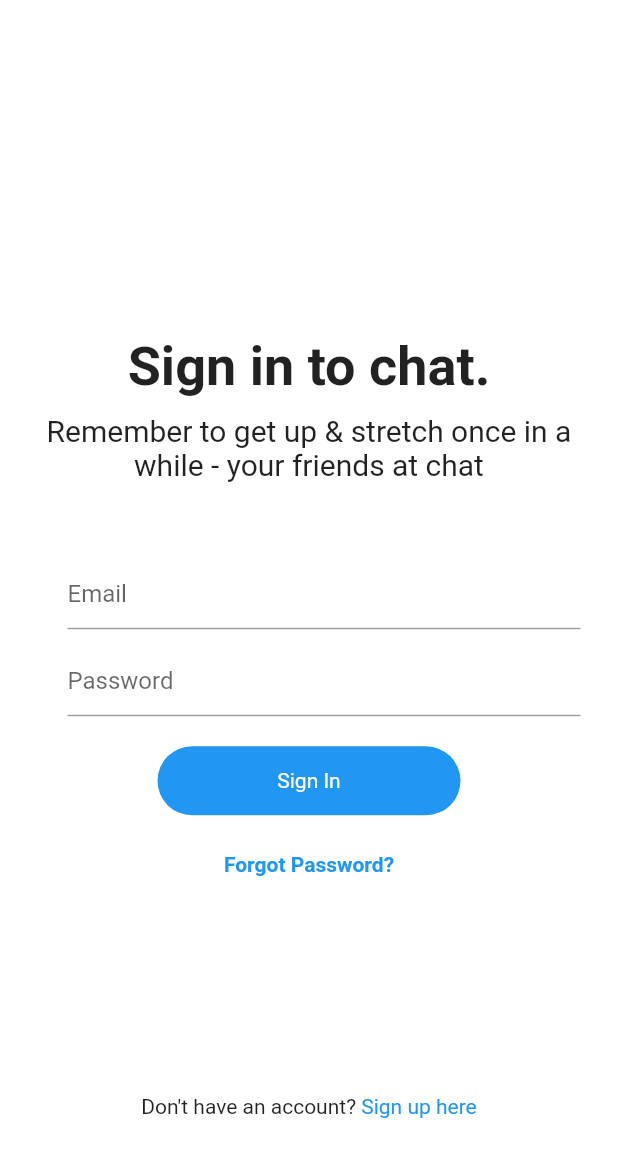
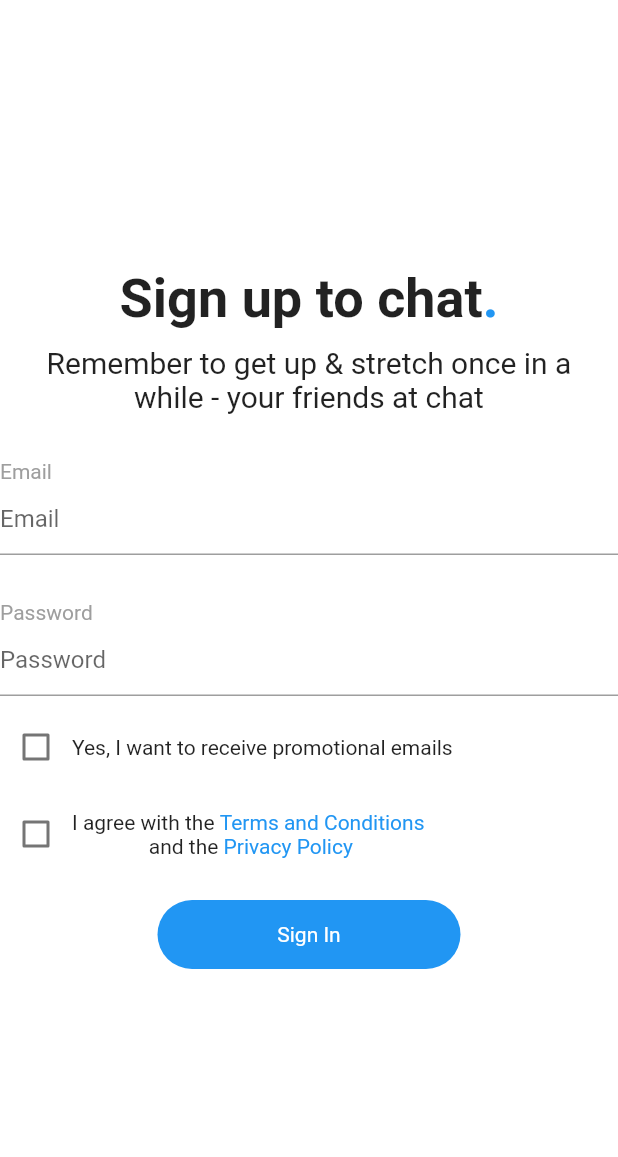
Before and after one commit to Tomlee-abila/Flutter-project-one, a Flutter app: the screen it shows after launch, on a phone screen of 412 x 824 dp. Shown: the top 1157 px of the screen. Run offline on Flutter 3.47's test engine with Material 2 defaults, Android fonts, the phone set to English and light mode, and no system bars.

Commit message:
Sign up page

```diff
--- a/lib/main.dart
+++ b/lib/main.dart
@@ -29,6 +29,7 @@ class LoginPage extends StatefulWidget{
 }
 
 class _LoginPageState extends State<LoginPage> {
+  bool isChecked = false;
   @override
   Widget build(BuildContext context) {
     return Scaffold(
@@ -40,21 +41,32 @@ class _LoginPageState extends State<LoginPage> {
               mainAxisAlignment: MainAxisAlignment.center,
               children: [
 
-                // //Android Icon
-                // Icon(
-                //   Icons.android,
-                //   // size: 100,
-                // ),
-
-
-                //Sign in to chat
-                SizedBox(height: 145),
+              //Sign up chat.
+                Padding(
+                  padding: const EdgeInsets.all(0.0),
+                  child: Row(
+                    mainAxisAlignment: MainAxisAlignment.center,
+                    children: [
                       Text(
-                  'Sign in to chat.',
+                        'Sign up to chat',
                         style: TextStyle(
                           // fontFamily: 'BebasNeue',
                           fontWeight: FontWeight.bold,
                           fontSize: 36,
+                        ),
+                      ),
+
+                    //.
+                      Text(
+                        '.',
+                        style: TextStyle(
+                          // fontFamily: 'BebasNeue',
+                          color: Colors.blue,
+                          fontWeight: FontWeight.bold,
+                          fontSize: 36,
+                        ),
+                      ),
+                    ],
                   ),
                 ),
 
@@ -74,12 +86,35 @@ class _LoginPageState extends State<LoginPage> {
                   ),
                 ),
 
-                //email textfield
-                SizedBox(height: 50),
+              //Email text
+                SizedBox(height: 30),
                 Padding(
-                  padding: const EdgeInsets.symmetric(horizontal: 25.0),
-                  child: Padding(
-                    padding: const EdgeInsets.only(left: 20.0),
+                  padding: const EdgeInsets.symmetric(horizontal: 0.0),
+                  child: Container(
+                    // padding: EdgeInsets.all(15),
+                    decoration: BoxDecoration(
+                      // color: Colors.blue,
+                    ),
+                    child: Align(
+                      alignment: Alignment.centerLeft,
+                        child: Text(
+                          'Email',
+                          style: TextStyle(
+                            color: Colors.grey,
+                            // fontWeight: FontWeight.bold,
+                            // fontSize: 20,
+                          ),
+                        )
+                    ),
+                  ),
+                ),
+
+              //Email textfield
+
+                Padding(
+                  padding: const EdgeInsets.symmetric(horizontal: 0.0),
+                  child: Align(
+                    alignment: Alignment.centerLeft,
                     child: TextField(
                       decoration: InputDecoration(
                         // border: InputBorder.none,
@@ -89,13 +124,33 @@ class _LoginPageState extends State<LoginPage> {
                   ),
                 ),
 
+              //password text
+                SizedBox(height: 30),
+                Padding(
+                  padding: const EdgeInsets.symmetric(horizontal: 0.0),
+                  child: Container(
+                    // padding: EdgeInsets.all(15),
+                    decoration: BoxDecoration(
+                      // color: Colors.blue,
+                    ),
+                    child: Align(
+                        alignment: Alignment.centerLeft,
+                        child: Text(
+                          'Password',
+                          style: TextStyle(
+                            color: Colors.grey,
+                            // fontWeight: FontWeight.bold,
+                            // fontSize: 20,
+                          ),
+                        )
+                    ),
+                  ),
+                ),
 
-                //Password textfield
-                SizedBox(height: 10),
+
+              //password textfield
                 Padding(
-                  padding: const EdgeInsets.symmetric(horizontal: 25.0),
-                  child: Padding(
-                    padding: const EdgeInsets.only(left: 20.0),
+                  padding: const EdgeInsets.symmetric(horizontal: 0.0),
                   child: TextField(
                     obscureText: true, //for making text values not appear
                     decoration: InputDecoration(
@@ -104,9 +159,103 @@ class _LoginPageState extends State<LoginPage> {
                     ),
                   ),
                 ),
+
+              //checkbox 1 & checkbox 1 text
+                SizedBox(height: 10),
+                Padding(
+                  padding: const EdgeInsets.symmetric(horizontal: 0.0),
+                  child: Row(
+                    // mainAxisAlignment: MainAxisAlignment.center,
+                    children: [
+                      Checkbox(
+                        value: isChecked,
+                        onChanged: (value) {
+                          setState(() {
+                            isChecked = value!;
+                          });
+                        },
+                      ),
+                      Text(
+                        "Yes, I want to receive promotional emails ",
+                        style: TextStyle(
+                          // fontWeight: FontWeight.bold,
+                        ),
                       ),
 
-                //sign in button
+                    ],
+                  ),
+                ),
+
+
+              //checkbox 2 & checkbox 2 text
+              //   padding: const EdgeInsets.symmetric(horizontal: 0.0),
+                SizedBox(height: 10),
+                Row(
+                  children: [
+                    Checkbox(
+                      value: isChecked,
+                      onChanged: (value) {
+                        setState(() {
+                          isChecked = value!;
+                        });
+                      },
+                    ),
+                    Column(
+                      children: [
+                        Container(
+                          padding: const EdgeInsets.symmetric(horizontal: 0.0),
+                          // color: Colors.green,
+                          child: Row(
+                            children: [
+                              Text(
+                                "I agree with the ",
+                                style: TextStyle(
+                                  // fontWeight: FontWeight.bold,
+                                ),
+                              ),
+                              Text(
+                                'Terms and Conditions',
+                                style: TextStyle(
+                                  // fontWeight: FontWeight.bold,
+                                  color: Colors.blue,
+                                ),
+                              ),
+                            ],
+                          ),
+                        ),
+                        Container(
+                          padding: const EdgeInsets.symmetric(horizontal: 0.0),
+                          // color: Colors.green,
+                          child: Align(
+                            alignment: Alignment.centerLeft,
+                            child: Row(
+                              children: [
+                                Text(
+                                  " and the ",
+                                  style: TextStyle(
+                                    // fontWeight: FontWeight.bold,
+                                  ),
+                                ),
+                                Text(
+                                  'Privacy Policy',
+                                  style: TextStyle(
+                                    // fontWeight: FontWeight.bold,
+                                    color: Colors.blue,
+                                  ),
+                                ),
+                              ],
+                            ),
+                          ),
+                        ),
+                      ],
+                    ),
+                  ],
+                ),
+
+
+
+
+              //sign up button
                 SizedBox(height: 20),
                 Padding(
                   padding: const EdgeInsets.symmetric(horizontal: 105.0),
@@ -129,39 +278,10 @@ class _LoginPageState extends State<LoginPage> {
                   ),
                 ),
 
-                //forgot password
-                SizedBox(height: 25),
-                Text(
-                  'Forgot Password?',
-                  style: TextStyle(
-                    fontWeight: FontWeight.bold,
-                    color: Colors.blue,
+              //already have an account
+                Container(
+
                 ),
-                ),
-
-
-                //not a member? register now
-                SizedBox(height: 145),
-                Row(
-                  mainAxisAlignment: MainAxisAlignment.center,
-                  children: [
-                    Text(
-                      "Don't have an account? ",
-                      style: TextStyle(
-                        // fontWeight: FontWeight.bold,
-                      ),
-                    ),
-                    Text(
-                      'Sign up here',
-                      style: TextStyle(
-                        // fontWeight: FontWeight.bold,
-                        color: Colors.blue,
-                      ),
-                    ),
-                  ],
-                ),
-
-
               ],),
           ),
         ),
```
Lines whose indentation alone changed are shown as unchanged.
